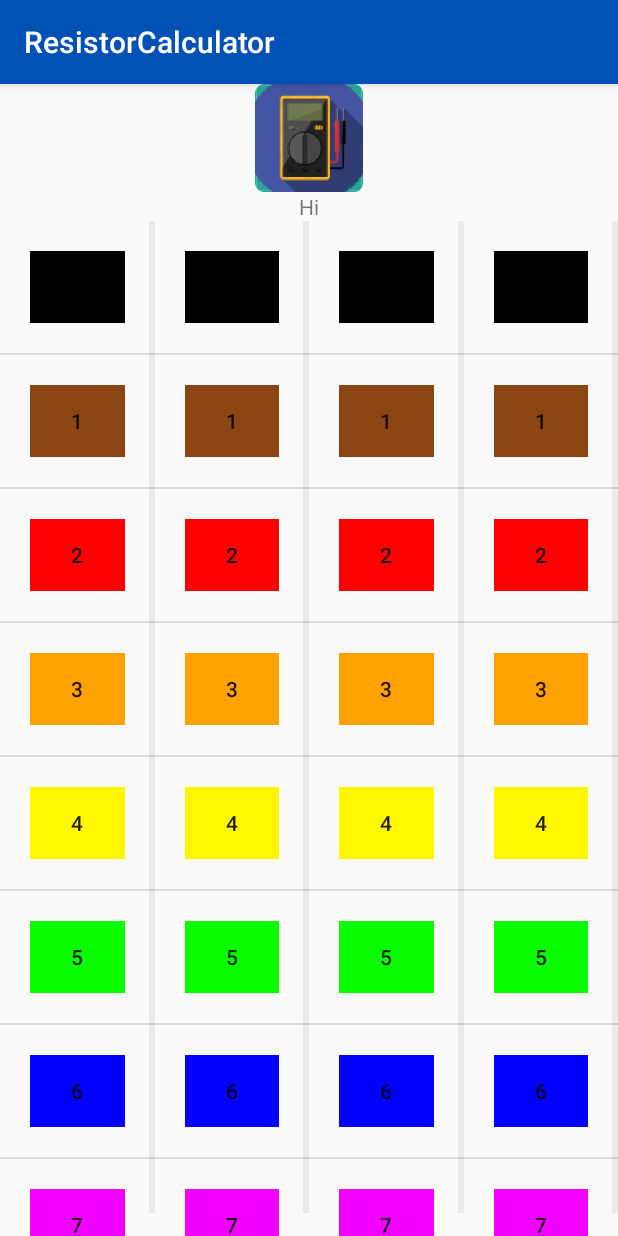
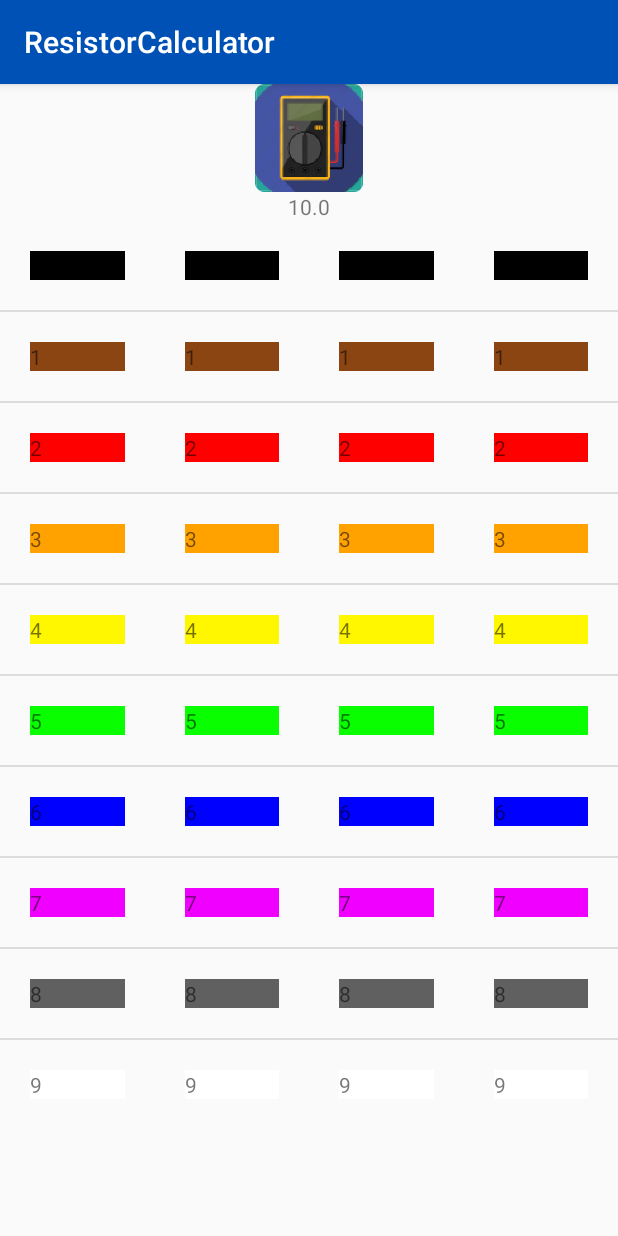
Before and after one commit to JonasKoppen/ResistorCalculator, an Android app: the ResistorCalc screen opened directly, with no data from a screen before it, on a phone screen of 412 x 824 dp. Run offline under Robolectric (Android 15) with nearby library versions, the phone set to English and light mode, and no system bars.

Commit message:
The buttons are now selectable in the Resistor Calculator

```diff
--- a/app/src/main/java/ap/appoty/viktorsegers/jonaskoppen/resistorcalculator/ResistorCalc.java
+++ b/app/src/main/java/ap/appoty/viktorsegers/jonaskoppen/resistorcalculator/ResistorCalc.java
@@ -22,11 +22,23 @@ public class ResistorCalc extends AppCompatActivity {
     ListView listFactor;
     ListView listTolerance;
 
+    int firstNum;
+    int secNum;
+    int factor;
+    int tolaerance;
+
     @Override
     protected void onCreate(Bundle savedInstanceState) {
         super.onCreate(savedInstanceState);
         setContentView(R.layout.activity_resistor_calc);
         createButtonValue();
+        firstNum = 1;
+        secNum = 0;
+        factor = 0;
+        tolaerance = 0;
+
+        txtOut = (TextView) findViewById(R.id.resistorCalcValue);
+        updateText();
 
         listFirstNum = findViewById(R.id.firstNum);
         listFirstNum.setAdapter(new ResistorCalcAdaptor(this, buttonValue));
@@ -34,6 +46,8 @@ public class ResistorCalc extends AppCompatActivity {
             @Override
             public void onItemClick(AdapterView<?> adapterView, View view, int i, long l) {
                 Log.i("First", String.valueOf(buttonValue.get(i).getValue()));
+                firstNum = buttonValue.get(i).getValue();
+                updateText();
             }
         });
 
@@ -43,6 +57,8 @@ public class ResistorCalc extends AppCompatActivity {
             @Override
             public void onItemClick(AdapterView<?> adapterView, View view, int i, long l) {
                 Log.i("Second", String.valueOf(buttonValue.get(i).getValue()));
+                secNum = buttonValue.get(i).getValue();
+                updateText();
             }
         });
 
@@ -52,6 +68,8 @@ public class ResistorCalc extends AppCompatActivity {
             @Override
             public void onItemClick(AdapterView<?> adapterView, View view, int i, long l) {
                 Log.i("Factor", String.valueOf(buttonValue.get(i).getValue()));
+                factor = buttonValue.get(i).getValue();
+                updateText();
             }
         });
 
@@ -61,11 +79,16 @@ public class ResistorCalc extends AppCompatActivity {
             @Override
             public void onItemClick(AdapterView<?> adapterView, View view, int i, long l) {
                 Log.i("Tolerantie", String.valueOf(buttonValue.get(i).getValue()));
+                tolaerance = buttonValue.get(i).getValue();
+                updateText();
             }
         });
     }
 
-
+    public void updateText(){
+        double value = ((firstNum * 10) + secNum ) * (Math.pow(10, ((factor) % 3)));
+        txtOut.setText(String.valueOf(value));
+    }
 
 
     protected void createButtonValue(){
--- a/app/src/main/res/layout/activity_resistor_calc.xml
+++ b/app/src/main/res/layout/activity_resistor_calc.xml
@@ -16,14 +16,14 @@
         app:srcCompat="@mipmap/ic_serie" />
 
     <TextView
+        android:id="@+id/resistorCalcValue"
         android:layout_width="match_parent"
         android:layout_height="wrap_content"
-        android:layout_row="1"
         android:layout_column="0"
         android:layout_columnSpan="4"
+        android:layout_row="1"
         android:gravity="center"
-        android:text="Hi"
-        android:id="@+id/value"/>
+        android:text="Hi" />
 
 
     <ListView
--- a/app/src/main/res/layout/resistor_calc_list.xml
+++ b/app/src/main/res/layout/resistor_calc_list.xml
@@ -4,12 +4,12 @@
     android:layout_width="wrap_content"
     android:layout_height="wrap_content"
     android:padding="20dp"
-    android:id="@+id/CalculatorList_Item">
+    android:id="@+id/CalculatorList_Item"
+    android:descendantFocusability="blocksDescendants">
 
     <TextView
         android:id="@+id/btnCalcItem"
-        style="@style/Widget.AppCompat.Button"
-        android:layout_width="wrap_content"
+        android:layout_width="match_parent"
         android:layout_height="wrap_content"
         android:background="@color/Blue"
         android:text="@android:string/ok" />
```
